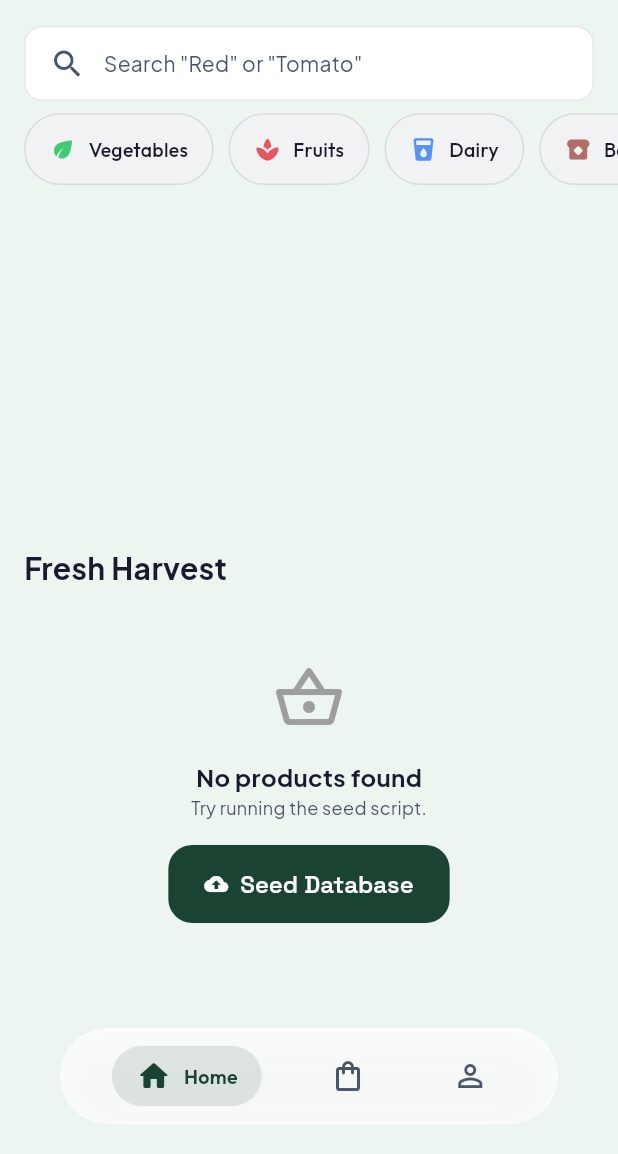
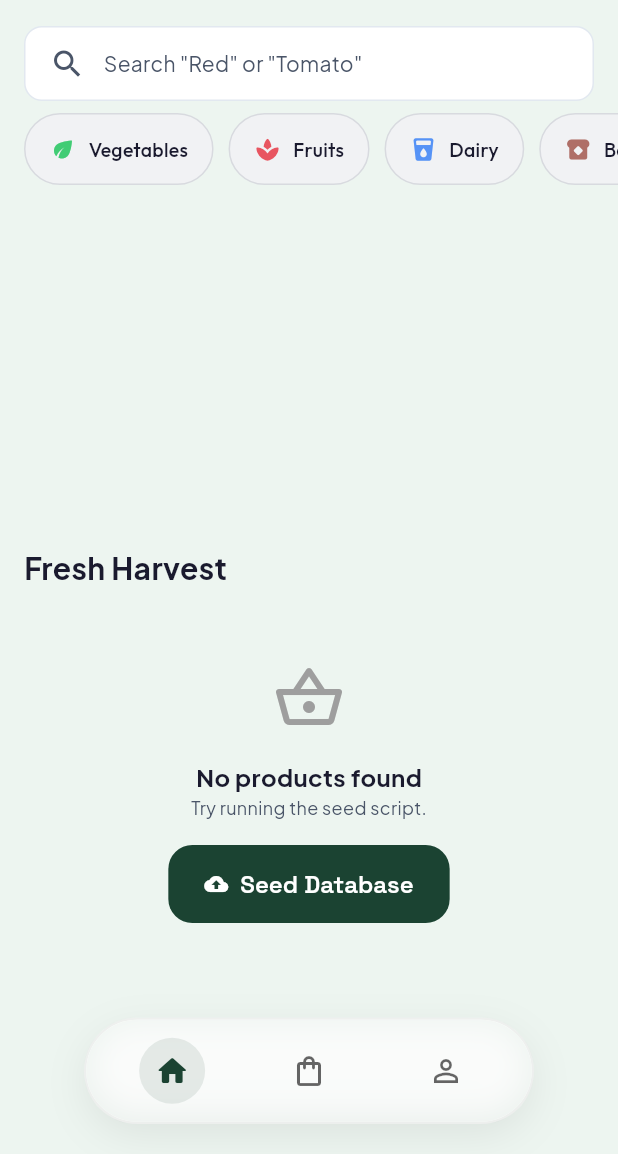
Before and after one commit to frost-guy-2006/VeGo, a Flutter app: the screen it shows once a user with an empty profile is signed in, on a phone screen of 412 x 824 dp, the part 82-1236 px from its top. Run offline on Flutter 3.47's test engine with Material 3 defaults, Android fonts, the phone set to English and light mode, and no system bars; our stand-ins replace cached_network_image, connectivity_plus, flutter_dotenv, flutter_map, flutter_riverpod, go_router and 7 more; accounts and stored records are empty.

Commit message:
feat: Implement initial HomeScreen with product display, pagination, address selection, and floating island navigation.

```diff
--- a/freshflow/lib/features/home/screens/home_screen.dart
+++ b/freshflow/lib/features/home/screens/home_screen.dart
@@ -2,7 +2,7 @@ import 'dart:ui';
 import 'package:flutter/material.dart';
 import 'package:provider/provider.dart';
 import 'package:vego/features/cart/screens/cart_screen.dart';
-import 'package:vego/features/cart/widgets/floating_cart_bar.dart';
+
 import 'package:vego/features/home/widgets/category_grid.dart';
 import 'package:vego/features/search/screens/search_screen.dart';
 import 'package:vego/features/profile/screens/profile_screen.dart';
@@ -20,6 +20,7 @@ import 'package:vego/features/home/widgets/price_comparison_card.dart';
 import 'package:vego/features/home/widgets/rain_mode_overlay.dart';
 import 'package:google_fonts/google_fonts.dart';
 import 'package:flutter_staggered_grid_view/flutter_staggered_grid_view.dart';
+import 'package:vego/features/home/widgets/floating_island_navigation.dart';
 
 class HomeScreen extends StatefulWidget {
   const HomeScreen({super.key});
@@ -44,7 +45,9 @@ class _HomeScreenState extends State<HomeScreen> {
     return Scaffold(
       backgroundColor: context.backgroundColor,
       body: Stack(
+        alignment: Alignment.bottomCenter,
         children: [
+          // Main Content
           IndexedStack(
             index: _currentIndex,
             children: _pages,
@@ -53,115 +56,43 @@ class _HomeScreenState extends State<HomeScreen> {
           // Hero Feature: Rain Mode Overlay
           if (_currentIndex == 0) RainModeOverlay(isEnabled: _isRaining),
 
-          // Show floating cart bar only on Home tab (index 0)
-          if (_currentIndex == 0)
-            const Positioned(
-              bottom: 16,
+          // Gradient Overlay at bottom for better visibility of the floating island
+          Positioned(
+            bottom: 0,
             left: 0,
             right: 0,
-              child: FloatingCartBar(),
-            ),
-        ],
-      ),
-      bottomNavigationBar: Container(
-        margin: const EdgeInsets.fromLTRB(40, 0, 40, 20),
-        height: 64,
-        child: ClipRRect(
-          borderRadius: BorderRadius.circular(32),
-          child: BackdropFilter(
-            filter: ImageFilter.blur(sigmaX: 20, sigmaY: 20),
+            height: 120,
+            child: IgnorePointer(
               child: Container(
                 decoration: BoxDecoration(
-                color: Theme.of(context).brightness == Brightness.dark
-                    ? Colors.white.withValues(alpha: 0.08)
-                    : Colors.white.withValues(alpha: 0.75),
-                borderRadius: BorderRadius.circular(32),
-                border: Border.all(
-                  color: Theme.of(context).brightness == Brightness.dark
-                      ? Colors.white.withValues(alpha: 0.12)
-                      : Colors.white.withValues(alpha: 0.5),
-                ),
-                boxShadow: [
-                  BoxShadow(
-                    color: Colors.black.withValues(alpha: 0.08),
-                    blurRadius: 24,
-                    offset: const Offset(0, 8),
-                    spreadRadius: -4,
-                  ),
-                ],
-              ),
-              child: Row(
-                mainAxisAlignment: MainAxisAlignment.spaceEvenly,
-                children: [
-                  _buildNavItem(
-                      Icons.home_rounded, Icons.home_outlined, 0, 'Home'),
-                  _buildNavItem(Icons.shopping_bag_rounded,
-                      Icons.shopping_bag_outlined, 1, 'Cart'),
-                  _buildNavItem(
-                      Icons.person_rounded, Icons.person_outline, 2, 'Profile'),
+                  gradient: LinearGradient(
+                    begin: Alignment.bottomCenter,
+                    end: Alignment.topCenter,
+                    colors: [
+                      context.backgroundColor,
+                      context.backgroundColor.withValues(alpha: 0.0),
                     ],
                   ),
                 ),
               ),
             ),
           ),
-    );
-  }
 
-  Widget _buildNavItem(
-      IconData selectedIcon, IconData unselectedIcon, int index, String label) {
-    final isSelected = _currentIndex == index;
-    final isDark = Theme.of(context).brightness == Brightness.dark;
-    final activeColor = isDark ? AppColors.primaryLight : AppColors.primary;
-
-    return GestureDetector(
-      onTap: () {
+          // Floating Island Navigation
+          // Positioned at the bottom, centering itself
+          SafeArea(
+            child: FloatingIslandNavigation(
+              selectedIndex: _currentIndex,
+              onIndexChanged: (index) {
                 setState(() {
                   _currentIndex = index;
                 });
               },
-      behavior: HitTestBehavior.opaque,
-      child: AnimatedContainer(
-        duration: const Duration(milliseconds: 250),
-        curve: Curves.easeOutCubic,
-        padding: EdgeInsets.symmetric(
-          horizontal: isSelected ? 16 : 12,
-          vertical: 8,
             ),
-        decoration: BoxDecoration(
-          color: isSelected
-              ? activeColor.withValues(alpha: 0.12)
-              : Colors.transparent,
-          borderRadius: BorderRadius.circular(20),
-        ),
-        child: Row(
-          mainAxisSize: MainAxisSize.min,
-          children: [
-            Icon(
-              isSelected ? selectedIcon : unselectedIcon,
-              color: isSelected ? activeColor : context.textSecondary,
-              size: 24,
-            ),
-            AnimatedSize(
-              duration: const Duration(milliseconds: 250),
-              curve: Curves.easeOutCubic,
-              child: isSelected
-                  ? Padding(
-                      padding: const EdgeInsets.only(left: 8),
-                      child: Text(
-                        label,
-                        style: GoogleFonts.outfit(
-                          fontSize: 13,
-                          fontWeight: FontWeight.w600,
-                          color: activeColor,
-                        ),
-                      ),
-                    )
-                  : const SizedBox.shrink(),
           ),
         ],
       ),
-      ),
+      // No standard BottomNavigationBar
     );
   }
 }
--- /dev/null
+++ b/freshflow/lib/features/home/widgets/floating_island_navigation.dart
@@ -0,0 +1,293 @@
+import 'dart:ui';
+import 'package:flutter/material.dart';
+import 'package:google_fonts/google_fonts.dart';
+import 'package:provider/provider.dart';
+import 'package:vego/core/providers/cart_provider.dart';
+import 'package:vego/core/theme/app_colors.dart';
+
+import 'package:vego/features/cart/screens/cart_screen.dart';
+
+class FloatingIslandNavigation extends StatefulWidget {
+  final int selectedIndex;
+  final Function(int) onIndexChanged;
+
+  const FloatingIslandNavigation({
+    super.key,
+    required this.selectedIndex,
+    required this.onIndexChanged,
+  });
+
+  @override
+  State<FloatingIslandNavigation> createState() =>
+      _FloatingIslandNavigationState();
+}
+
+class _FloatingIslandNavigationState extends State<FloatingIslandNavigation> {
+  @override
+  Widget build(BuildContext context) {
+    return Consumer<CartProvider>(
+      builder: (context, cart, child) {
+        final hasItems = cart.items.isNotEmpty;
+
+        return AnimatedContainer(
+          duration: const Duration(milliseconds: 400),
+          curve: Curves.easeOutBack,
+          // Adjust width constraint based on state to ensure tight morphing
+          // Use constraints to allow it to shrink/grow based on content
+          constraints: BoxConstraints(
+            minWidth: hasItems ? 280 : 200,
+            maxWidth: hasItems ? 340 : 300,
+            minHeight: 64,
+            maxHeight: 72,
+          ),
+          margin: const EdgeInsets.fromLTRB(20, 0, 20, 20),
+          decoration: BoxDecoration(
+            color: hasItems
+                ? AppColors.primary
+                : Theme.of(context).cardColor.withValues(alpha: 0.85),
+            borderRadius: BorderRadius.circular(36),
+            boxShadow: [
+              BoxShadow(
+                color: hasItems
+                    ? AppColors.primary.withValues(alpha: 0.4)
+                    : Colors.black.withValues(alpha: 0.08),
+                blurRadius: 24,
+                offset: const Offset(0, 8),
+                spreadRadius: -2,
+              ),
+            ],
+            border: Border.all(
+              color: hasItems
+                  ? Colors.transparent
+                  : Theme.of(context).dividerColor.withValues(alpha: 0.1),
+              width: 1.5,
+            ),
+          ),
+          child: ClipRRect(
+            borderRadius: BorderRadius.circular(36),
+            child: BackdropFilter(
+              filter: ImageFilter.blur(sigmaX: 12, sigmaY: 12),
+              child: AnimatedSwitcher(
+                duration: const Duration(milliseconds: 300),
+                transitionBuilder: (child, animation) {
+                  return FadeTransition(
+                    opacity: animation,
+                    child: ScaleTransition(
+                      scale: animation,
+                      child: child,
+                    ),
+                  );
+                },
+                child: hasItems
+                    ? _buildCartMode(context, cart)
+                    : _buildNavigationMode(context),
+              ),
+            ),
+          ),
+        );
+      },
+    );
+  }
+
+  Widget _buildNavigationMode(BuildContext context) {
+    return Row(
+      key: const ValueKey('nav_mode'),
+      mainAxisAlignment: MainAxisAlignment.spaceEvenly,
+      children: [
+        _buildNavItem(Icons.home_rounded, Icons.home_outlined, 0, 'Home'),
+        _buildNavItem(
+            Icons.shopping_bag_rounded, Icons.shopping_bag_outlined, 1, 'Cart'),
+        _buildNavItem(Icons.person_rounded, Icons.person_outline, 2, 'Profile'),
+      ],
+    );
+  }
+
+  Widget _buildCartMode(BuildContext context, CartProvider cart) {
+    return GestureDetector(
+      key: const ValueKey('cart_mode'),
+      onTap: () {
+        Navigator.push(
+          context,
+          MaterialPageRoute(builder: (_) => const CartScreen()),
+        );
+      },
+      behavior: HitTestBehavior.opaque,
+      child: Padding(
+        padding: const EdgeInsets.symmetric(horizontal: 20, vertical: 8),
+        child: Row(
+          mainAxisAlignment: MainAxisAlignment.spaceBetween,
+          children: [
+            // Left: Items Count Badge
+            Container(
+              padding: const EdgeInsets.symmetric(horizontal: 12, vertical: 8),
+              decoration: BoxDecoration(
+                color: Colors.white.withValues(alpha: 0.2),
+                borderRadius: BorderRadius.circular(16),
+              ),
+              child: Row(
+                children: [
+                  Text(
+                    '${cart.items.length}',
+                    style: GoogleFonts.outfit(
+                      color: Colors.white,
+                      fontWeight: FontWeight.bold,
+                      fontSize: 16,
+                    ),
+                  ),
+                  const SizedBox(width: 4),
+                  const Icon(Icons.shopping_bag, color: Colors.white, size: 16),
+                ],
+              ),
+            ),
+
+            // Center: Total Price
+            Column(
+              mainAxisAlignment: MainAxisAlignment.center,
+              crossAxisAlignment: CrossAxisAlignment.start,
+              children: [
+                Text(
+                  'Total',
+                  style: GoogleFonts.outfit(
+                    color: Colors.white.withValues(alpha: 0.7),
+                    fontSize: 10,
+                  ),
+                ),
+                Text(
+                  '₹${cart.totalPrice.toStringAsFixed(0)}',
+                  style: GoogleFonts.outfit(
+                    color: Colors.white,
+                    fontWeight: FontWeight.bold,
+                    fontSize: 16,
+                  ),
+                ),
+              ],
+            ),
+
+            // Right: Checkout Arrow
+            Container(
+              padding: const EdgeInsets.all(8),
+              decoration: const BoxDecoration(
+                color: Colors.white,
+                shape: BoxShape.circle,
+              ),
+              child: const Icon(
+                Icons.arrow_forward_rounded,
+                color: AppColors.primary,
+                size: 20,
+              ),
+            ),
+          ],
+        ),
+      ),
+    );
+  }
+
+  Widget _buildNavItem(
+      IconData selectedIcon, IconData unselectedIcon, int index, String label) {
+    return _FloatingNavItem(
+      selectedIcon: selectedIcon,
+      unselectedIcon: unselectedIcon,
+      isSelected: widget.selectedIndex == index,
+      onTap: () => widget.onIndexChanged(index),
+    );
+  }
+}
+
+class _FloatingNavItem extends StatefulWidget {
+  final IconData selectedIcon;
+  final IconData unselectedIcon;
+  final bool isSelected;
+  final VoidCallback onTap;
+
+  const _FloatingNavItem({
+    required this.selectedIcon,
+    required this.unselectedIcon,
+    required this.isSelected,
+    required this.onTap,
+  });
+
+  @override
+  State<_FloatingNavItem> createState() => _FloatingNavItemState();
+}
+
+class _FloatingNavItemState extends State<_FloatingNavItem>
+    with SingleTickerProviderStateMixin {
+  late AnimationController _controller;
+  late Animation<double> _scaleAnimation;
+
+  @override
+  void initState() {
+    super.initState();
+    _controller = AnimationController(
+      vsync: this,
+      duration: const Duration(milliseconds: 150), // Snappier
+    );
+    _scaleAnimation = Tween<double>(begin: 1.0, end: 0.9).animate(
+      CurvedAnimation(parent: _controller, curve: Curves.easeInOut),
+    );
+  }
+
+  void handleTap() {
+    _controller.forward().then((_) => _controller.reverse());
+    widget.onTap();
+  }
+
+  @override
+  void dispose() {
+    _controller.dispose();
+    super.dispose();
+  }
+
+  @override
+  Widget build(BuildContext context) {
+    final theme = Theme.of(context);
+    final activeColor = AppColors.primary;
+
+    return GestureDetector(
+      onTap: handleTap,
+      behavior: HitTestBehavior.opaque,
+      child: Container(
+        padding: const EdgeInsets.all(12),
+        child: Column(
+          mainAxisSize: MainAxisSize.min,
+          mainAxisAlignment: MainAxisAlignment.center,
+          children: [
+            ScaleTransition(
+              scale: _scaleAnimation,
+              child: AnimatedContainer(
+                duration: const Duration(milliseconds: 300),
+                curve: Curves.easeOutBack,
+                padding: const EdgeInsets.all(10),
+                decoration: BoxDecoration(
+                  color: widget.isSelected
+                      ? activeColor.withValues(alpha: 0.1)
+                      : Colors.transparent,
+                  shape: BoxShape.circle,
+                ),
+                child: AnimatedSwitcher(
+                  duration: const Duration(milliseconds: 300),
+                  transitionBuilder: (child, animation) {
+                    return ScaleTransition(
+                      scale: animation,
+                      child: FadeTransition(opacity: animation, child: child),
+                    );
+                  },
+                  child: Icon(
+                    widget.isSelected
+                        ? widget.selectedIcon
+                        : widget.unselectedIcon,
+                    key: ValueKey(widget.isSelected),
+                    color: widget.isSelected
+                        ? activeColor
+                        : theme.iconTheme.color?.withValues(alpha: 0.6),
+                    size: 24,
+                  ),
+                ),
+              ),
+            ),
+          ],
+        ),
+      ),
+    );
+  }
+}
```
Lines whose indentation alone changed are shown as unchanged.
